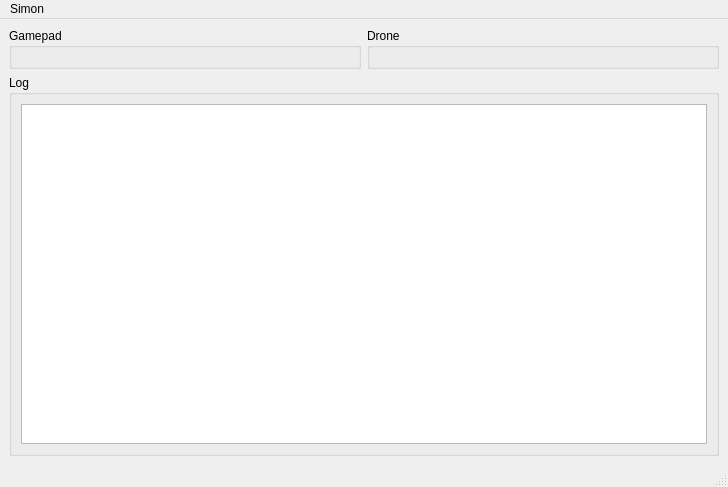
Qt form host/simon_gui/MainWindow.ui (Rajesh-Sec-Project/simon) before a commit.
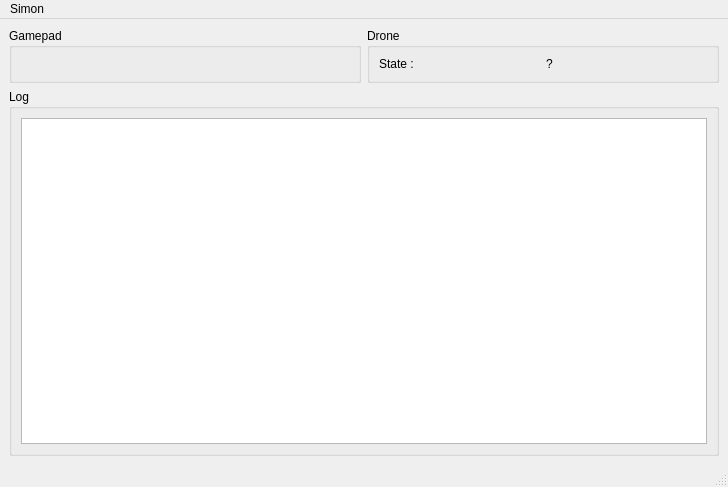
The same form after that commit. Custom widgets are drawn as their Qt base class.

Commit message: Added log interface + information packets (for the UI to know the drone's state)  - fixed a LOT (really, A LOOOT) of bugs in the communication things  - /!\ PLEASE DON'T TOUCH IT ANYMORE /!\  - added a 'journalist' game element to watch the drone's state and send information    packets accordingly  - implemented logging through game elements  - integrated logging in the UI

Diff of the .ui file:
```diff
--- a/host/simon_gui/MainWindow.ui
+++ b/host/simon_gui/MainWindow.ui
@@ -32,6 +32,22 @@
       <property name="title">
        <string>Drone</string>
       </property>
+      <layout class="QGridLayout" name="gridLayout_4">
+       <item row="0" column="0">
+        <widget class="QLabel" name="label">
+         <property name="text">
+          <string>State :</string>
+         </property>
+        </widget>
+       </item>
+       <item row="0" column="1">
+        <widget class="QLabel" name="droneStateLabel">
+         <property name="text">
+          <string>?</string>
+         </property>
+        </widget>
+       </item>
+      </layout>
      </widget>
     </item>
     <item row="1" column="0" colspan="2">
```
The commit also changes 27 other files.
